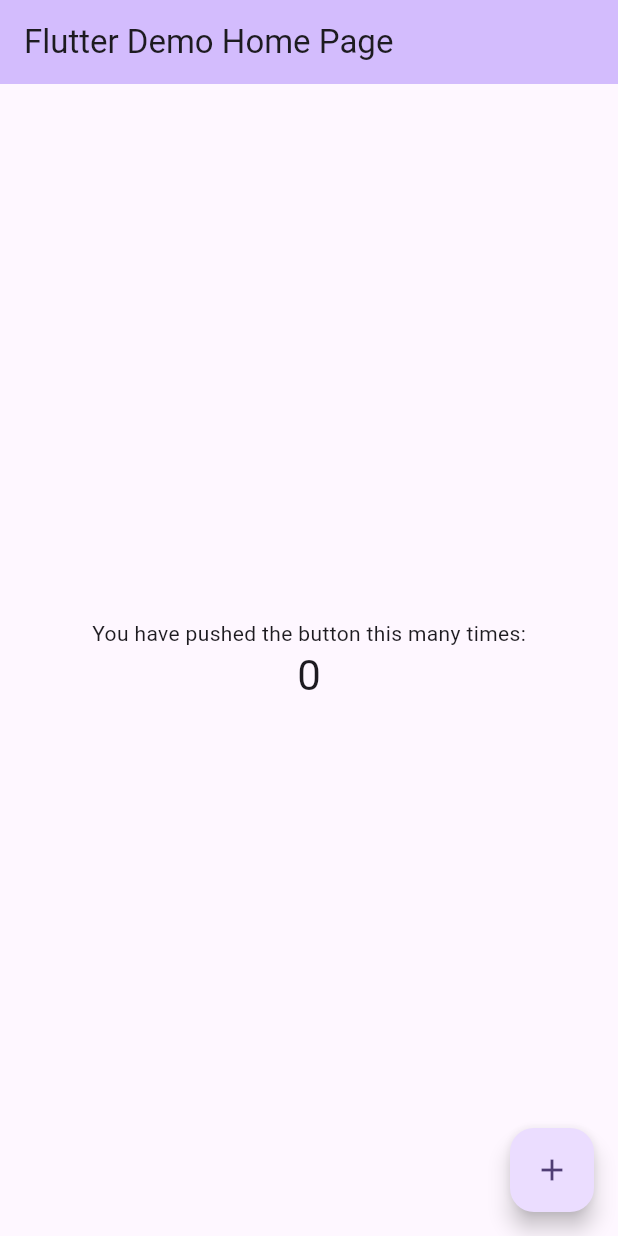
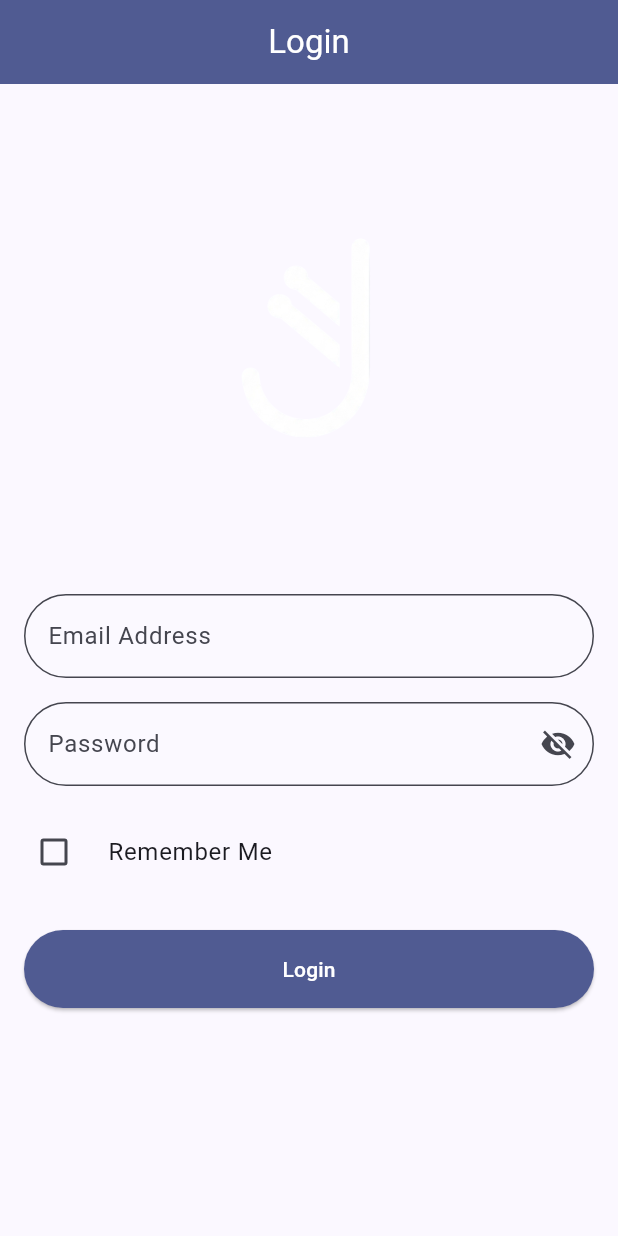
Before and after one commit to javerage/Flutter-Frontend-Foundations, a Flutter app: the screen it shows after launch, on a phone screen of 412 x 824 dp. Run offline on Flutter 3.47's test engine with Material 3 defaults, Android fonts, the light colour scheme and no system bars; our stand-ins replace flutter_bloc.

Commit message:
feat(auth): Refactor completo de la UI y la arquitectura de la pantalla de login
Se refactoriza la pantalla de inicio de sesión y se introducen mejoras arquitectónicas significativas para escalar la aplicación.

- **Componentización de Widgets:** Se extraen los widgets del formulario a componentes reutilizables (CustomTextFormField, LoginFormFields, LoginFormControl), mejorando la legibilidad y el mantenimiento.

- **Sistema de Temas Centralizado:** Se crea un AppTheme para gestionar los estilos de la aplicación, soportando modos claro y oscuro de forma automática y eliminando estilos hardcodeados.

- **Mejora de UX:** Se implementa un botón de carga con una animación personalizada y se deshabilita el formulario durante el envío para una retroalimentación visual clara.

- **Corrección de Errores de UI:** Se solucionan múltiples errores de overflow (vertical y horizontal) que ocurrían al mostrar el teclado y los diálogos de error.

```diff
--- a/practice_02_interactive_forms/lib/main.dart
+++ b/practice_02_interactive_forms/lib/main.dart
@@ -1,4 +1,6 @@
 import 'package:flutter/material.dart';
+import 'package:practice_02_interactive_forms/src/core/theme/app_theme.dart';
+import 'src/features/auth/presentation/screens/login_screen.dart';
 
 void main() {
   runApp(const MyApp());
@@ -7,116 +9,14 @@ void main() {
 class MyApp extends StatelessWidget {
   const MyApp({super.key});
 
-  // This widget is the root of your application.
   @override
   Widget build(BuildContext context) {
     return MaterialApp(
-      title: 'Flutter Demo',
-      theme: ThemeData(
-        // This is the theme of your application.
-        //
-        // TRY THIS: Try running your application with "flutter run". You'll see
-        // the application has a purple toolbar. Then, without quitting the app,
-        // try changing the seedColor in the colorScheme below to Colors.green
-        // and then invoke "hot reload" (save your changes or press the "hot
-        // reload" button in a Flutter-supported IDE, or press "r" if you used
-        // the command line to start the app).
-        //
-        // Notice that the counter didn't reset back to zero; the application
-        // state is not lost during the reload. To reset the state, use hot
-        // restart instead.
-        //
-        // This works for code too, not just values: Most code changes can be
-        // tested with just a hot reload.
-        colorScheme: ColorScheme.fromSeed(seedColor: Colors.deepPurple),
-      ),
-      home: const MyHomePage(title: 'Flutter Demo Home Page'),
+      debugShowCheckedModeBanner: false,
+      theme: AppTheme.lightTheme,
+      darkTheme: AppTheme.darkTheme,
+      themeMode: ThemeMode.system,
+      home: const LoginScreen(),
     );
   }
 }
-
-class MyHomePage extends StatefulWidget {
-  const MyHomePage({super.key, required this.title});
-
-  // This widget is the home page of your application. It is stateful, meaning
-  // that it has a State object (defined below) that contains fields that affect
-  // how it looks.
-
-  // This class is the configuration for the state. It holds the values (in this
-  // case the title) provided by the parent (in this case the App widget) and
-  // used by the build method of the State. Fields in a Widget subclass are
-  // always marked "final".
-
-  final String title;
-
-  @override
-  State<MyHomePage> createState() => _MyHomePageState();
-}
-
-class _MyHomePageState extends State<MyHomePage> {
-  int _counter = 0;
-
-  void _incrementCounter() {
-    setState(() {
-      // This call to setState tells the Flutter framework that something has
-      // changed in this State, which causes it to rerun the build method below
-      // so that the display can reflect the updated values. If we changed
-      // _counter without calling setState(), then the build method would not be
-      // called again, and so nothing would appear to happen.
-      _counter++;
-    });
-  }
-
-  @override
-  Widget build(BuildContext context) {
-    // This method is rerun every time setState is called, for instance as done
-    // by the _incrementCounter method above.
-    //
-    // The Flutter framework has been optimized to make rerunning build methods
-    // fast, so that you can just rebuild anything that needs updating rather
-    // than having to individually change instances of widgets.
-    return Scaffold(
-      appBar: AppBar(
-        // TRY THIS: Try changing the color here to a specific color (to
-        // Colors.amber, perhaps?) and trigger a hot reload to see the AppBar
-        // change color while the other colors stay the same.
-        backgroundColor: Theme.of(context).colorScheme.inversePrimary,
-        // Here we take the value from the MyHomePage object that was created by
-        // the App.build method, and use it to set our appbar title.
-        title: Text(widget.title),
-      ),
-      body: Center(
-        // Center is a layout widget. It takes a single child and positions it
-        // in the middle of the parent.
-        child: Column(
-          // Column is also a layout widget. It takes a list of children and
-          // arranges them vertically. By default, it sizes itself to fit its
-          // children horizontally, and tries to be as tall as its parent.
-          //
-          // Column has various properties to control how it sizes itself and
-          // how it positions its children. Here we use mainAxisAlignment to
-          // center the children vertically; the main axis here is the vertical
-          // axis because Columns are vertical (the cross axis would be
-          // horizontal).
-          //
-          // TRY THIS: Invoke "debug painting" (choose the "Toggle Debug Paint"
-          // action in the IDE, or press "p" in the console), to see the
-          // wireframe for each widget.
-          mainAxisAlignment: MainAxisAlignment.center,
-          children: <Widget>[
-            const Text('You have pushed the button this many times:'),
-            Text(
-              '$_counter',
-              style: Theme.of(context).textTheme.headlineMedium,
-            ),
-          ],
-        ),
-      ),
-      floatingActionButton: FloatingActionButton(
-        onPressed: _incrementCounter,
-        tooltip: 'Increment',
-        child: const Icon(Icons.add),
-      ), // This trailing comma makes auto-formatting nicer for build methods.
-    );
-  }
-}
--- /dev/null
+++ b/practice_02_interactive_forms/lib/src/core/theme/app_theme.dart
@@ -0,0 +1,54 @@
+import 'package:flutter/material.dart';
+
+class AppTheme {
+  static const _seedColor = Color(0xFF0E1534);
+
+  static ThemeData get lightTheme {
+    var colorScheme = ColorScheme.fromSeed(seedColor: _seedColor);
+    // colorScheme = colorScheme.copyWith(primary: _seedColor);
+
+    return ThemeData(
+      useMaterial3: true,
+      colorScheme: colorScheme,
+      appBarTheme: AppBarTheme(
+        backgroundColor: colorScheme.primary,
+        foregroundColor: colorScheme.onPrimary,
+        centerTitle: true,
+      ),
+      inputDecorationTheme: InputDecorationTheme(
+        border: OutlineInputBorder(
+          borderRadius: BorderRadius.circular(100),
+          borderSide: BorderSide(color: colorScheme.onSurface.withAlpha(77)),
+        ),
+        filled: true,
+        fillColor: colorScheme.onPrimary.withAlpha(26),
+      ),
+    );
+  }
+
+  static ThemeData get darkTheme {
+    var colorScheme = ColorScheme.fromSeed(
+      seedColor: _seedColor,
+      brightness: Brightness.dark,
+    );
+    // colorScheme = colorScheme.copyWith(primary: _seedColor);
+
+    return ThemeData(
+      useMaterial3: true,
+      colorScheme: colorScheme,
+      appBarTheme: AppBarTheme(
+        backgroundColor: colorScheme.primary,
+        foregroundColor: colorScheme.onPrimary,
+        centerTitle: true,
+      ),
+      inputDecorationTheme: InputDecorationTheme(
+        border: OutlineInputBorder(
+          borderRadius: BorderRadius.circular(100),
+          borderSide: BorderSide(color: colorScheme.onSurface.withAlpha(77)),
+        ),
+        filled: true,
+        fillColor: colorScheme.onPrimary.withAlpha(13),
+      ),
+    );
+  }
+}
--- /dev/null
+++ b/practice_02_interactive_forms/lib/src/core/widgets/custom_text_form_field.dart
@@ -0,0 +1,56 @@
+import 'package:flutter/material.dart';
+
+class CustomTextFormField extends StatefulWidget {
+  final TextEditingController? controller;
+  final String labelText;
+  final String? Function(String?)? validator;
+  final bool isPassword;
+  final TextInputAction? textInputAction;
+  final FocusNode? focusNode;
+  final void Function(String)? onFieldSubmitted;
+
+  const CustomTextFormField({
+    super.key,
+    this.controller,
+    required this.labelText,
+    this.validator,
+    this.isPassword = false,
+    this.textInputAction,
+    this.focusNode,
+    this.onFieldSubmitted,
+  });
+
+  @override
+  State<CustomTextFormField> createState() => _CustomTextFormFieldState();
+}
+
+class _CustomTextFormFieldState extends State<CustomTextFormField> {
+  bool _isObscured = true;
+
+  @override
+  Widget build(BuildContext context) {
+    return TextFormField(
+      controller: widget.controller,
+      focusNode: widget.focusNode,
+      textInputAction: widget.textInputAction,
+      obscureText: widget.isPassword ? _isObscured : false,
+      validator: widget.validator,
+      onFieldSubmitted: widget.onFieldSubmitted,
+      decoration: InputDecoration(
+        labelText: widget.labelText,
+        suffixIcon: widget.isPassword
+            ? IconButton(
+                icon: Icon(
+                  _isObscured ? Icons.visibility_off : Icons.visibility,
+                ),
+                onPressed: () {
+                  setState(() {
+                    _isObscured = !_isObscured;
+                  });
+                },
+              )
+            : null,
+      ),
+    );
+  }
+}
--- /dev/null
+++ b/practice_02_interactive_forms/lib/src/features/auth/application/login_cubit.dart
@@ -0,0 +1,26 @@
+import 'package:flutter_bloc/flutter_bloc.dart';
+
+part 'login_state.dart';
+
+class LoginCubit extends Cubit<LoginState> {
+  LoginCubit() : super(const LoginInitial());
+
+  void toggleRememberMe(bool newValue) {
+    emit(LoginInitial(isRememberMeChecked: newValue));
+  }
+
+  Future<void> login(String email, String password) async {
+    emit(LoginLoading(isRememberMeChecked: state.isRememberMeChecked));
+
+    await Future.delayed(const Duration(seconds: 5));
+
+    if (email == 'test@javerage.com' && password == '5ecret4') {
+      emit(LoginSuccess(isRememberMeChecked: state.isRememberMeChecked));
+    } else {
+      emit(LoginFailure(
+        error: 'Credenciales inválidas. Inténtalo de nuevo.',
+        isRememberMeChecked: state.isRememberMeChecked,
+      ));
+    }
+  }
+}
--- /dev/null
+++ b/practice_02_interactive_forms/lib/src/features/auth/application/login_state.dart
@@ -0,0 +1,25 @@
+part of 'login_cubit.dart';
+
+sealed class LoginState {
+  final bool isRememberMeChecked;
+
+  const LoginState({this.isRememberMeChecked = false});
+}
+
+final class LoginInitial extends LoginState {
+  const LoginInitial({super.isRememberMeChecked});
+}
+
+final class LoginLoading extends LoginState {
+  const LoginLoading({required super.isRememberMeChecked});
+}
+
+final class LoginSuccess extends LoginState {
+  const LoginSuccess({required super.isRememberMeChecked});
+}
+
+final class LoginFailure extends LoginState {
+  final String error;
+
+  const LoginFailure({required this.error, required super.isRememberMeChecked});
+}
--- /dev/null
+++ b/practice_02_interactive_forms/lib/src/features/auth/presentation/screens/login_screen.dart
@@ -0,0 +1,127 @@
+import 'package:flutter/material.dart';
+import 'package:flutter_bloc/flutter_bloc.dart';
+import 'package:practice_02_interactive_forms/src/features/auth/application/login_cubit.dart';
+import 'package:practice_02_interactive_forms/src/features/auth/presentation/widgets/login_form_control.dart';
+
+class LoginScreen extends StatelessWidget {
+  const LoginScreen({super.key});
+
+  @override
+  Widget build(BuildContext context) {
+    return BlocProvider(
+      create: (context) => LoginCubit(),
+      child: Scaffold(
+        appBar: AppBar(title: const Text('Login')),
+        body: const LoginForm(),
+      ),
+    );
+  }
+}
+
+class LoginForm extends StatefulWidget {
+  const LoginForm({super.key});
+
+  @override
+  State<LoginForm> createState() => _LoginFormState();
+}
+
+class _LoginFormState extends State<LoginForm> {
+  final _formKey = GlobalKey<FormState>();
+  final _emailController = TextEditingController();
+  final _passwordController = TextEditingController();
+  final _emailFocusNode = FocusNode();
+  final _passwordFocusNode = FocusNode();
+
+  @override
+  void dispose() {
+    _emailController.dispose();
+    _passwordController.dispose();
+    _emailFocusNode.dispose();
+    _passwordFocusNode.dispose();
+    super.dispose();
+  }
+
+  void _submitForm() {
+    if (_formKey.currentState!.validate()) {
+      context.read<LoginCubit>().login(
+            _emailController.text,
+            _passwordController.text,
+          );
+    }
+  }
+
+  @override
+  Widget build(BuildContext context) {
+    return BlocListener<LoginCubit, LoginState>(
+      listener: (context, state) {
+        if (state is LoginSuccess) {
+          ScaffoldMessenger.of(context)
+            ..hideCurrentSnackBar()
+            ..showSnackBar(const SnackBar(content: Text('Acceso correcto')));
+          // TODO: Navegar a la pantalla principal
+        } else if (state is LoginFailure) {
+          showDialog(
+            context: context,
+            builder: (context) => AlertDialog(
+              title: Row(
+                children: [
+                  Icon(Icons.error, color: Theme.of(context).colorScheme.error),
+                  const SizedBox(width: 8),
+                  const Expanded(
+                    child: Text('Error de Autenticación'),
+                  ),
+                ],
+              ),
+              content: Text(state.error),
+              actions: [
+                TextButton(
+                  onPressed: () => Navigator.of(context).pop(),
+                  child: const Text('Aceptar'),
+                ),
+              ],
+            ),
+          );
+        }
+      },
+      child: SingleChildScrollView(
+        child: Padding(
+          padding: const EdgeInsets.all(16.0),
+          child: Column(
+            children: [
+              ConstrainedBox(
+                constraints: const BoxConstraints(maxWidth: 300, maxHeight: 300),
+                child: Image.asset('assets/images/logo_app_001.png'),
+              ),
+              const SizedBox(height: 24),
+              Form(
+                key: _formKey,
+                child: BlocBuilder<LoginCubit, LoginState>(
+                  builder: (context, state) {
+                    return AbsorbPointer(
+                      absorbing: state is LoginLoading,
+                      child: LoginFormControl(
+                        emailController: _emailController,
+                        emailFocusNode: _emailFocusNode,
+                        passwordController: _passwordController,
+                        passwordFocusNode: _passwordFocusNode,
+                        onPasswordSubmitted: (_) => _submitForm(),
+                        isRememberMeChecked: state.isRememberMeChecked,
+                        onRememberMeChanged: (newValue) {
+                          context
+                              .read<LoginCubit>()
+                              .toggleRememberMe(newValue ?? false);
+                        },
+                        isLoading: state is LoginLoading,
+                        onSubmit: _submitForm,
+                      ),
+                    );
+                  },
+                ),
+              ),
+            ],
+          ),
+        ),
+      ),
+    );
+  }
+}
--- /dev/null
+++ b/practice_02_interactive_forms/lib/src/features/auth/presentation/widgets/loading_border_button.dart
@@ -0,0 +1,116 @@
+import 'dart:math';
+import 'package:flutter/material.dart';
+
+class LoadingBorderButton extends StatefulWidget {
+  final bool isLoading;
+  final VoidCallback? onPressed;
+  final Widget child;
+
+  const LoadingBorderButton({
+    super.key,
+    required this.isLoading,
+    required this.onPressed,
+    required this.child,
+  });
+
+  @override
+  State<LoadingBorderButton> createState() => _LoadingBorderButtonState();
+}
+
+class _LoadingBorderButtonState extends State<LoadingBorderButton>
+    with SingleTickerProviderStateMixin {
+  late final AnimationController _controller;
+
+  @override
+  void initState() {
+    super.initState();
+    _controller = AnimationController(
+      vsync: this,
+      duration: const Duration(seconds: 2),
+    );
+    if (widget.isLoading) {
+      _controller.repeat();
+    }
+  }
+
+  @override
+  void didUpdateWidget(LoadingBorderButton oldWidget) {
+    super.didUpdateWidget(oldWidget);
+    if (widget.isLoading != oldWidget.isLoading) {
+      if (widget.isLoading) {
+        _controller.repeat();
+      } else {
+        _controller.stop();
+      }
+    }
+  }
+
+  @override
+  void dispose() {
+    _controller.dispose();
+    super.dispose();
+  }
+
+  @override
+  Widget build(BuildContext context) {
+    final theme = Theme.of(context);
+
+    return CustomPaint(
+      painter: _BorderPainter(
+        animation: _controller,
+        isLoading: widget.isLoading,
+        color: theme.colorScheme.primary,
+      ),
+      child: ElevatedButton(
+        style: ElevatedButton.styleFrom(
+          shape: const StadiumBorder(),
+          backgroundColor: widget.isLoading
+              ? theme.colorScheme.secondaryContainer
+              : theme.colorScheme.primary,
+          foregroundColor: theme.colorScheme.onPrimary,
+          padding: const EdgeInsets.symmetric(horizontal: 32, vertical: 16),
+        ),
+        onPressed: widget.isLoading ? null : widget.onPressed,
+        child: widget.child,
+      ),
+    );
+  }
+}
+
+class _BorderPainter extends CustomPainter {
+  final Animation<double> animation;
+  final bool isLoading;
+  final Color color;
+
+  _BorderPainter({
+    required this.animation,
+    required this.isLoading,
+    required this.color,
+  }) : super(repaint: animation);
+
+  @override
+  void paint(Canvas canvas, Size size) {
+    if (!isLoading) return;
+
+    final Rect rect = Rect.fromLTWH(0, 0, size.width, size.height);
+    final RRect rrect = RRect.fromRectAndRadius(rect, Radius.circular(size.height / 2));
+
+    final paint = Paint()
+      ..strokeWidth = 2.5
+      ..style = PaintingStyle.stroke
+      ..shader = SweepGradient(
+        colors: [Colors.transparent, color],
+        stops: const [0.5, 1.0],
+        startAngle: -pi / 2,
+        endAngle: pi * 2,
+        transform: GradientRotation(animation.value * 2 * pi),
+      ).createShader(rect);
+
+    canvas.drawRRect(rrect, paint);
+  }
+
+  @override
+  bool shouldRepaint(covariant _BorderPainter oldDelegate) {
+    return isLoading != oldDelegate.isLoading || color != oldDelegate.color;
+  }
+}
--- /dev/null
+++ b/practice_02_interactive_forms/lib/src/features/auth/presentation/widgets/login_form_control.dart
@@ -0,0 +1,61 @@
+import 'package:flutter/material.dart';
+import 'loading_border_button.dart';
+import 'login_form_fields.dart';
+
+class LoginFormControl extends StatelessWidget {
+  final TextEditingController emailController;
+  final FocusNode emailFocusNode;
+  final TextEditingController passwordController;
+  final FocusNode passwordFocusNode;
+  final void Function(String) onPasswordSubmitted;
+  final bool isRememberMeChecked;
+  final void Function(bool?)? onRememberMeChanged;
+  final bool isLoading;
+  final VoidCallback onSubmit;
+
+  const LoginFormControl({
+    super.key,
+    required this.emailController,
+    required this.emailFocusNode,
+    required this.passwordController,
+    required this.passwordFocusNode,
+    required this.onPasswordSubmitted,
+    required this.isRememberMeChecked,
+    required this.onRememberMeChanged,
+    required this.isLoading,
+    required this.onSubmit,
+  });
+
+  @override
+  Widget build(BuildContext context) {
+    return Column(
+      mainAxisAlignment: MainAxisAlignment.center,
+      children: <Widget>[
+        LoginFormFields(
+          emailController: emailController,
+          emailFocusNode: emailFocusNode,
+          passwordController: passwordController,
+          passwordFocusNode: passwordFocusNode,
+          onPasswordSubmitted: onPasswordSubmitted,
+        ),
+        const SizedBox(height: 16),
+        CheckboxListTile(
+          title: const Text('Remember Me'),
+          value: isRememberMeChecked,
+          onChanged: onRememberMeChanged,
+          controlAffinity: ListTileControlAffinity.leading,
+          contentPadding: EdgeInsets.zero,
+        ),
+        const SizedBox(height: 24),
+        SizedBox(
+          width: double.infinity,
+          child: LoadingBorderButton(
+            isLoading: isLoading,
+            onPressed: onSubmit,
+            child: const Text('Login'),
+          ),
+        ),
+      ],
+    );
+  }
+}
--- /dev/null
+++ b/practice_02_interactive_forms/lib/src/features/auth/presentation/widgets/login_form_fields.dart
@@ -0,0 +1,62 @@
+import 'package:flutter/material.dart';
+import 'package:practice_02_interactive_forms/src/core/widgets/custom_text_form_field.dart';
+
+class LoginFormFields extends StatelessWidget {
+  final TextEditingController emailController;
+  final FocusNode emailFocusNode;
+  final TextEditingController passwordController;
+  final FocusNode passwordFocusNode;
+  final void Function(String) onPasswordSubmitted;
+
+  const LoginFormFields({
+    super.key,
+    required this.emailController,
+    required this.emailFocusNode,
+    required this.passwordController,
+    required this.passwordFocusNode,
+    required this.onPasswordSubmitted,
+  });
+
+  @override
+  Widget build(BuildContext context) {
+    return Column(
+      children: [
+        CustomTextFormField(
+          controller: emailController,
+          focusNode: emailFocusNode,
+          labelText: 'Email Address',
+          textInputAction: TextInputAction.next,
+          onFieldSubmitted: (_) {
+            FocusScope.of(context).requestFocus(passwordFocusNode);
+          },
+          validator: (value) {
+            if (value == null || value.isEmpty) {
+              return 'Please enter your email';
+            }
+            final emailRegex =
+                RegExp(r'^[a-zA-Z0-9._%+-]+@[a-zA-Z0-9.-]+\.[a-zA-Z]{2,}$');
+            if (!emailRegex.hasMatch(value)) {
+              return 'Please enter a valid email';
+            }
+            return null;
+          },
+        ),
+        const SizedBox(height: 16),
+        CustomTextFormField(
+          controller: passwordController,
+          focusNode: passwordFocusNode,
+          labelText: 'Password',
+          isPassword: true,
+          textInputAction: TextInputAction.done,
+          onFieldSubmitted: onPasswordSubmitted,
+          validator: (value) {
+            if (value == null || value.length < 6) {
+              return 'Password must be at least 6 characters';
+            }
+            return null;
+          },
+        ),
+      ],
+    );
+  }
+}
```
Also changed, not shown: practice_02_interactive_forms/pubspec.yaml (+4 -3 lines), practice_02_interactive_forms/assets/images/logo_app_001.png (added), practice_02_interactive_forms/assets/images/logo_app_002.png (added).
